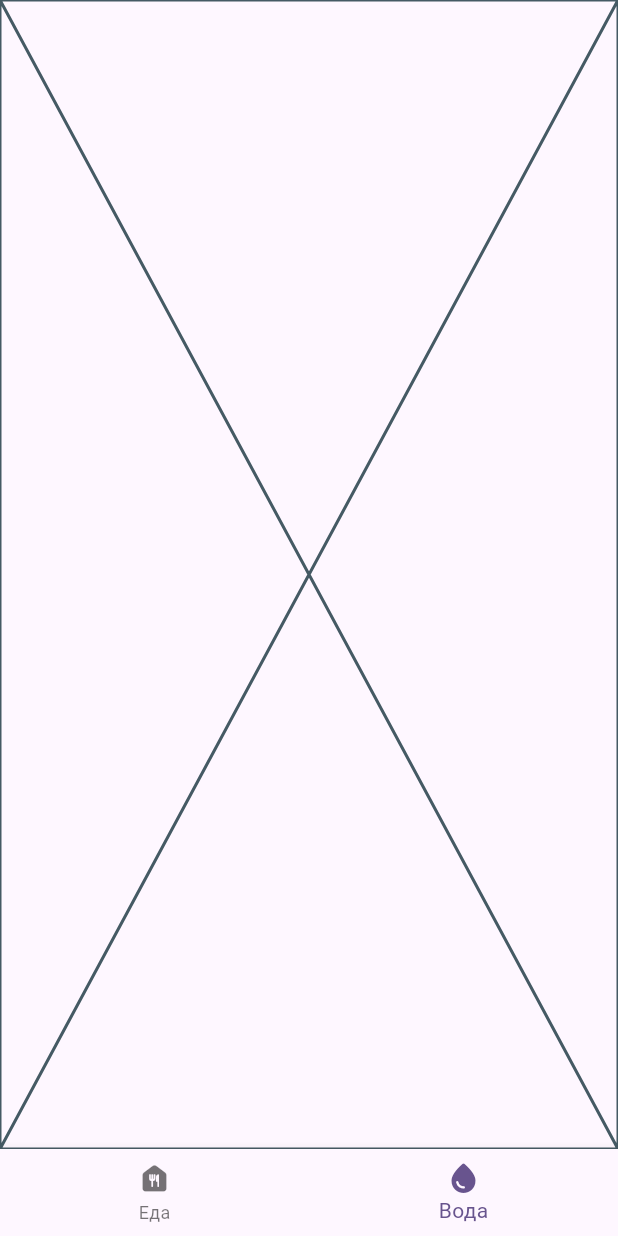
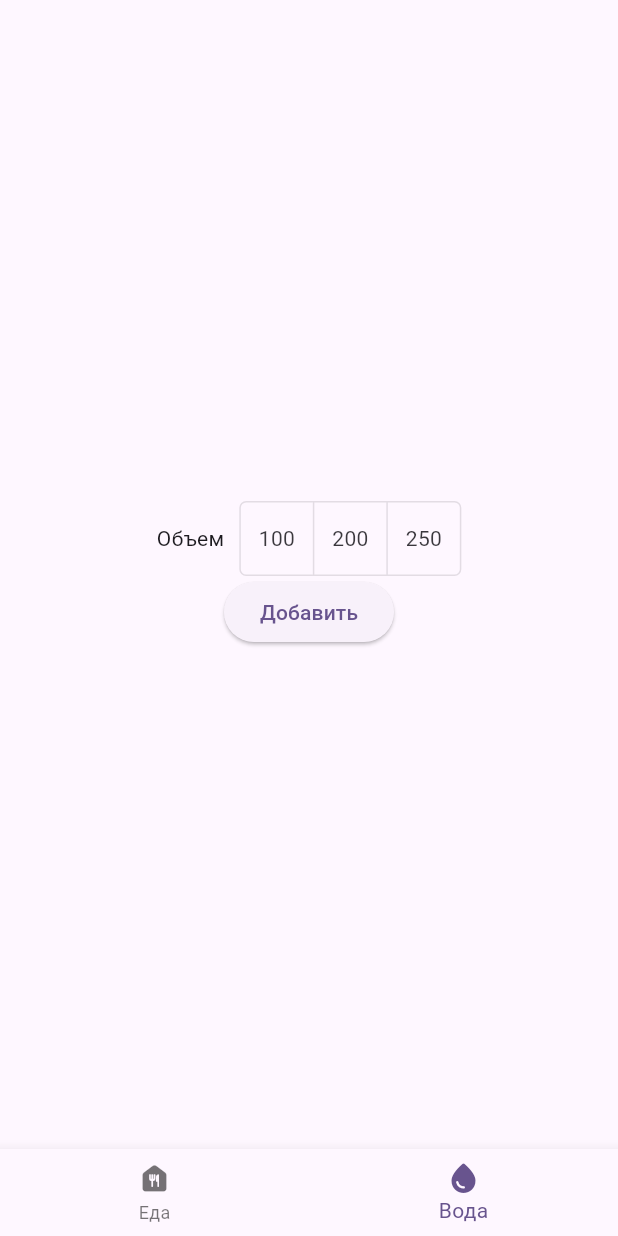
Before and after one commit to sergeybwk/recent_dishes_app, a Flutter app: the screen it shows after launch, item 2 of the bottom bar chosen, on a phone screen of 412 x 824 dp. Run offline on Flutter 3.47's test engine with Material 3 defaults, Android fonts, the phone set to English and light mode, and no system bars; our stand-ins replace auto_route, bloc, cloud_firestore, equatable, firebase_core, flutter_bloc; accounts and stored records are empty; statements that could not run were skipped.

Commit message:
water_widget improvements

```diff
--- a/lib/src/features/main_navigation/navigation_page.dart
+++ b/lib/src/features/main_navigation/navigation_page.dart
@@ -9,12 +9,12 @@ class NavigationPage extends StatelessWidget {
   @override
   Widget build(BuildContext context) {
     return AutoTabsScaffold(
-      routes: [
+      routes: const [
         MainRoute(),
         WaterRoute()
       ],
       bottomNavigationBuilder: (_, tabsRouter) {
-        return BottomNavigationBar(items: [
+        return BottomNavigationBar(items: const [
           BottomNavigationBarItem(icon: Icon(Icons.food_bank_rounded), label: "Еда"),
           BottomNavigationBarItem(icon: Icon(Icons.water_drop_rounded), label: "Вода")
         ],
--- a/lib/src/features/water_screen/presentation/add_water_widget.dart
+++ b/lib/src/features/water_screen/presentation/add_water_widget.dart
@@ -12,8 +12,15 @@ class _AddWaterWidgetState extends State<AddWaterWidget> {
 
   @override
   Widget build(BuildContext context) {
-    return ToggleButtons(
-        borderRadius: BorderRadius.all(Radius.circular(4)),
+    return Column(
+      children: [
+        Row(
+          mainAxisAlignment: MainAxisAlignment.center,
+          children: [
+            const Text("Объем"),
+            const SizedBox(width: 10,),
+            ToggleButtons(
+              borderRadius: const BorderRadius.all(Radius.circular(4)),
               isSelected: _selectedWaterVolume,
               onPressed: (int index) {
                 setState(() {
@@ -22,7 +29,12 @@ class _AddWaterWidgetState extends State<AddWaterWidget> {
                   }
                 });
               },
-        children: const [Text("100 мл"), Text("200 мл"), Text("250 мл")],
+              children: const [Text("100"), Text("200"), Text("250")],
+            ),
+          ],
+        ),
+        ElevatedButton(onPressed: () {}, child: const Text("Добавить"))
+      ],
     );
   }
 }
--- a/lib/src/features/water_screen/presentation/water_screen.dart
+++ b/lib/src/features/water_screen/presentation/water_screen.dart
@@ -1,5 +1,6 @@
 import 'package:auto_route/annotations.dart';
 import 'package:flutter/material.dart';
+import 'package:recent_dishes_app/src/features/water_screen/presentation/add_water_widget.dart';
 
 @RoutePage()
 class WaterScreen extends StatelessWidget {
@@ -7,6 +8,10 @@ class WaterScreen extends StatelessWidget {
 
   @override
   Widget build(BuildContext context) {
-    return const Placeholder();
+    return Column(
+      mainAxisAlignment: MainAxisAlignment.center,
+      children: [
+      AddWaterWidget()
+    ],);
   }
 }
```
Lines whose indentation alone changed are shown as unchanged.
